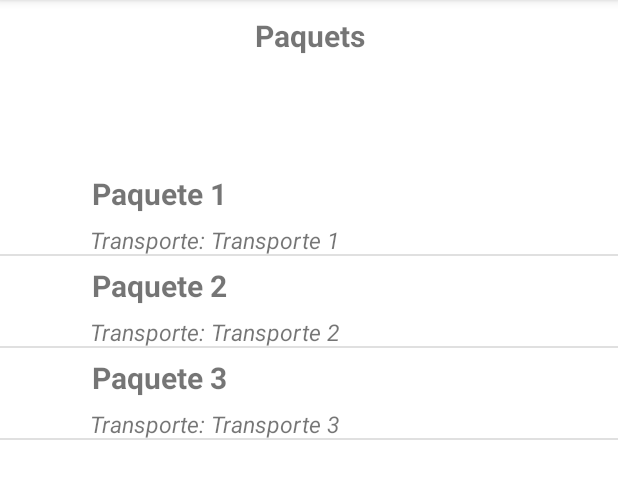
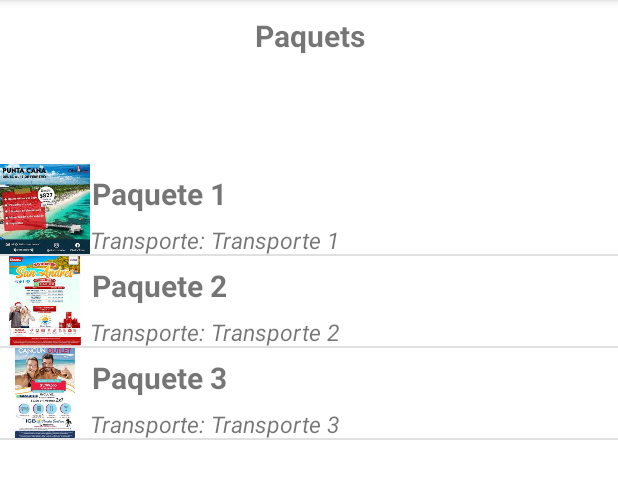
Before and after one commit to ixavy/Cynthia-Politravel-01, an Android app: the screen it shows after launch (MainActivity), on a phone screen of 412 x 824 dp, the part 84-581 px from its top. Run offline under Robolectric (Android 15) with nearby library versions, the phone set to English and light mode, and no system bars.

Commit message:
Added image list in listView

```diff
--- a/app/src/main/java/com/example/politravel_cynthia_garcia/PaquetsAdapter.kt
+++ b/app/src/main/java/com/example/politravel_cynthia_garcia/PaquetsAdapter.kt
@@ -1,6 +1,8 @@
 package com.example.politravel_cynthia_garcia
 
 import android.content.Context
+import android.graphics.drawable.Drawable
+import android.media.Image
 import android.view.LayoutInflater
 import android.view.View
 import android.view.ViewGroup
@@ -24,13 +26,17 @@ class PaquetsAdapter(context: Context, val layout: Int, val paquets: MutableList
     }
 
     fun bindPaquet(view: View, paquet: Paquet) {
- //       val imgPaquet = view.findViewById(R.id.lstPaquetImg) as ImageView
- //       imgPaquet.setImageResource(paquet.imgLow)
 
-          val lblPaquetName = view.findViewById(R.id.lstPaquetName) as TextView
-          lblPaquetName.text = paquet.name
+        val txtFileImg = "a"+paquet.id.toString()+"_llista"
+        val drawImg = context.resources.getIdentifier(txtFileImg,"drawable", context.packageName)
 
-          val lblPaquetTransport = view.findViewById(R.id.lstPaquetTransport) as TextView
-          lblPaquetTransport.text = "Transporte: " + paquet.transport
+        val imgPaquet = view.findViewById(R.id.lstPaquetImg) as ImageView
+        imgPaquet.setImageResource(drawImg)
+
+        val lblPaquetName = view.findViewById(R.id.lstPaquetName) as TextView
+        lblPaquetName.text = paquet.name
+
+        val lblPaquetTransport = view.findViewById(R.id.lstPaquetTransport) as TextView
+        lblPaquetTransport.text = "Transporte: " + paquet.transport
     }
 }
```
Also changed, not shown: app/src/main/res/drawable/a1_llista.png (added), app/src/main/res/drawable/a2_llista.png (added), app/src/main/res/drawable/a3_llista.png (added).
